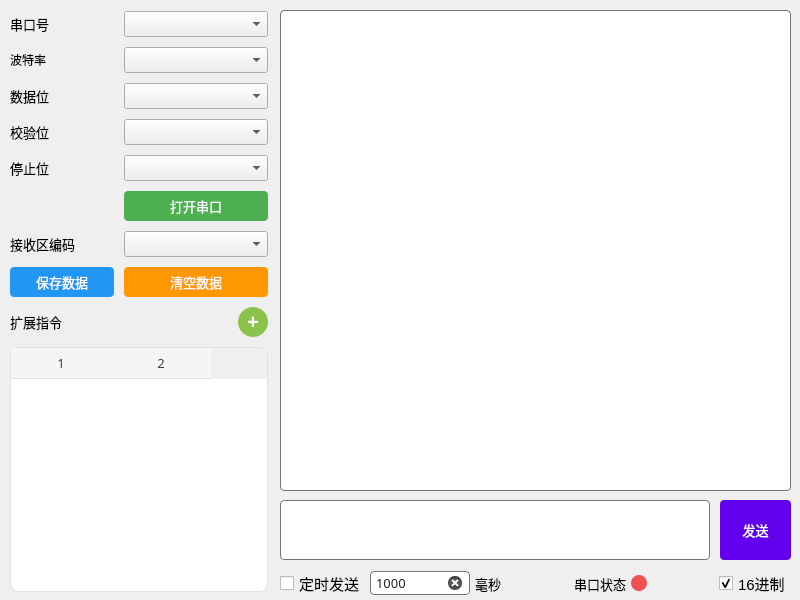
The window that mainwindow.ui (AndroidCoderPeng/serial_port_debugger) describes before a commit, drawn with Qt 5.
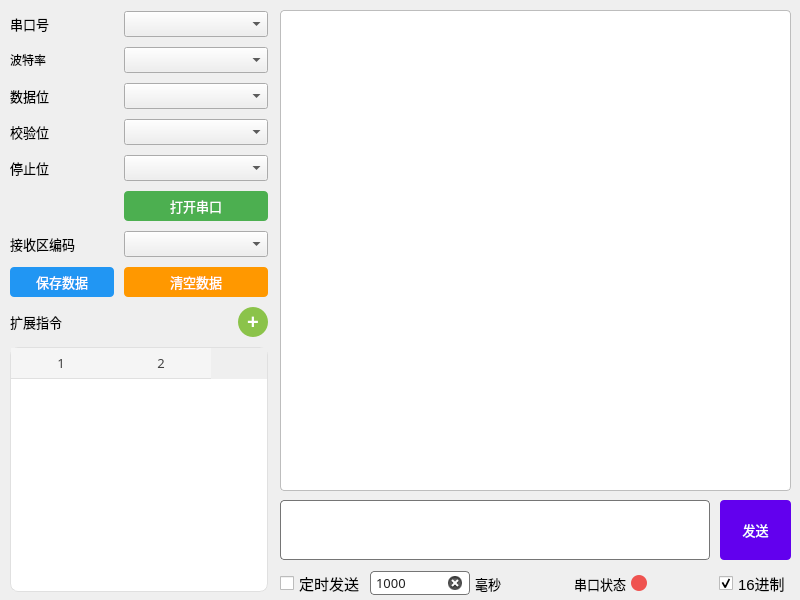
The same window after the commit.

Commit message:
refactor(mainwindow): 重构串口消息显示功能
- 将 messageValueView 重命名为 comMessageView，以更准确地反映其用途
- 更新样式表，优化显示效果
- 调整滚动条样式，提高用户体验

What changed in the file:
```diff
--- a/mainwindow.ui
+++ b/mainwindow.ui
@@ -26,7 +26,7 @@
    <string>串口调试助手</string>
   </property>
   <widget class="QWidget" name="centralwidget">
-   <widget class="QTextEdit" name="messageValueView">
+   <widget class="QPlainTextEdit" name="comMessageView">
     <property name="geometry">
      <rect>
       <x>280</x>
@@ -45,10 +45,16 @@
      </font>
     </property>
     <property name="styleSheet">
-     <string notr="true">QTextEdit {border:1px solid #757575;border-radius:4px;padding:0px 3px;background-color:white;color:#212121;font:10pt &quot;微软雅黑&quot;}
-QTextEdit:hover {border-color:#6200EE}
-QTextEdit:focus {border-color:#6200EE}
-QTextEdit:disabled {background-color:#E0E0E0;color:#BDBDBD;border-color:#BDBDBD}</string>
+     <string notr="true">QPlainTextEdit {background-color:#FFFFFF;color:#212121;border-radius:4px;padding:0px 3px;border:1px solid #BDBDBD;font:10pt &quot;微软雅黑&quot;}
+QPlainTextEdit:focus {border:1px solid #6200EE}
+QPlainTextEdit:hover {border-color:#757575}
+QPlainTextEdit:disabled {background-color:#E0E0E0;color:#9E9E9E;border-color:#BDBDBD}
+QScrollBar:vertical {background-color:#F5F5F5;width:12px;margin:0px 0px 0px 0px}
+QScrollBar::handle:vertical {background-color:#BDBDBD;min-height:20px;border-radius:6px}
+QScrollBar::add-line:vertical,
+QScrollBar::sub-line:vertical {background-color:transparent}
+QScrollBar::add-page:vertical,
+QScrollBar::sub-page:vertical {background-color:transparent}</string>
     </property>
    </widget>
    <widget class="QTextEdit" name="userInputView">
```
The commit also changes 1 other file.
